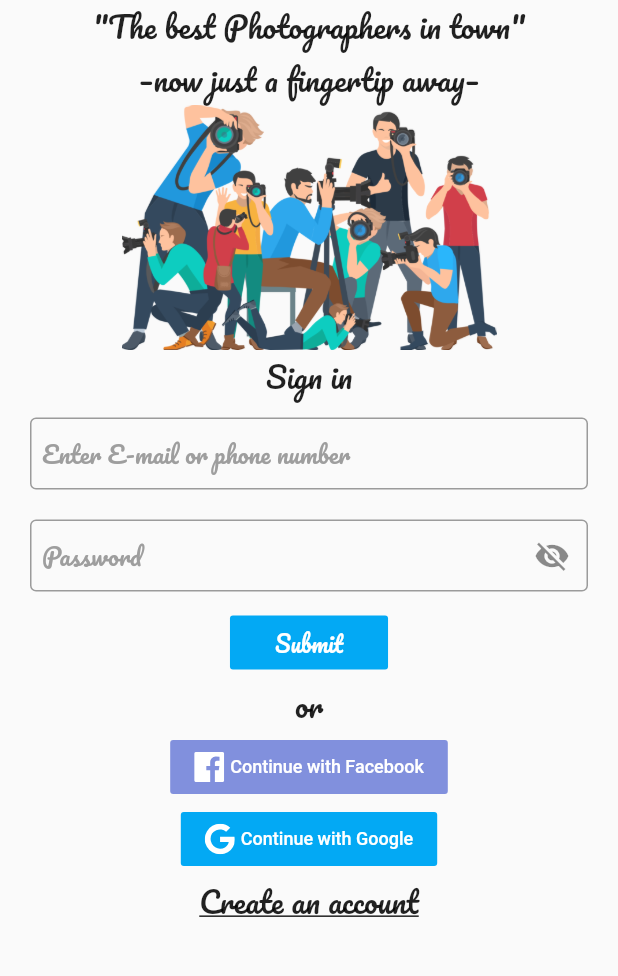
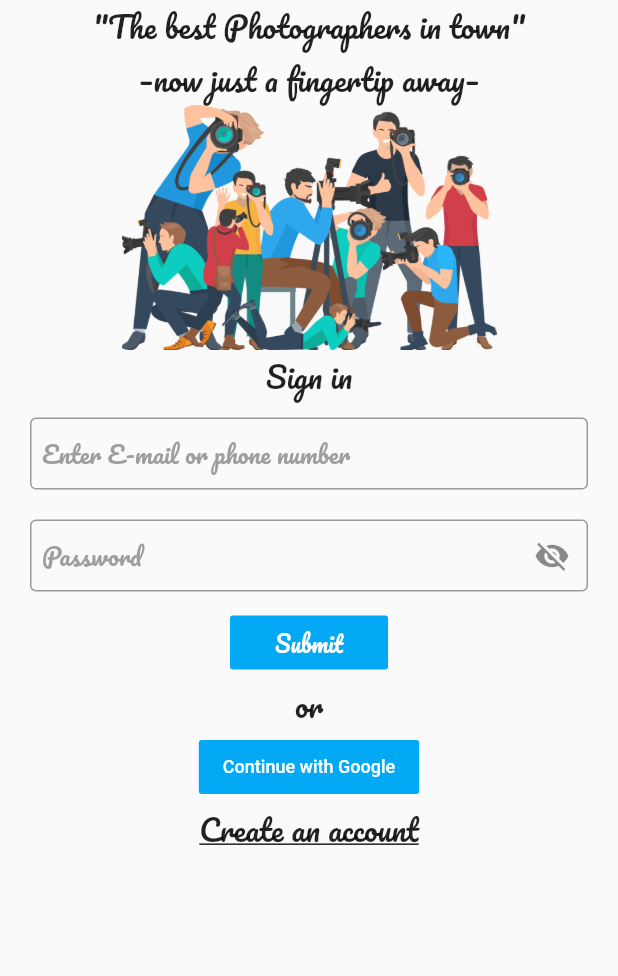
Before and after one commit to fzserver/kaptureone, a Flutter app: the screen it shows after launch, on a phone screen of 412 x 824 dp, the part 73-1049 px from its top. Run offline on Flutter 3.47's test engine with Material 2 defaults, Android fonts, the phone set to English and light mode, and no system bars; our stand-ins replace firebase_auth, google_sign_in; accounts and stored records are empty.

Commit message:
Errors fixed

```diff
--- a/lib/Screens/HomeScreen.dart
+++ b/lib/Screens/HomeScreen.dart
@@ -45,10 +45,8 @@ class _HomeScreenState extends State<HomeScreen> {
     return Scaffold(
       appBar: AppBar(
         backgroundColor: Colors.white,
-        // leading: Padding(
-        //   padding: const EdgeInsets.only(left: 2.0),
-        //   child: Image(image: AssetImage("assets/images/logo.png")),
-        // ),
+        title: Image(image: AssetImage("assets/images/logo.png"), fit: BoxFit.scaleDown, height: 32,),
+        // centerTitle: true,
         actions: <Widget>[
           // CustomAppbar(),
           // FlatButton(onPressed: _signOut, child: Text("Logout")),
--- a/lib/Screens/Login.dart
+++ b/lib/Screens/Login.dart
@@ -1,5 +1,4 @@
 import 'package:flutter/material.dart';
-import 'package:flutter_svg/flutter_svg.dart';
 import 'package:google_sign_in/google_sign_in.dart';
 import 'Signup.dart';
 import '../widget/auth.dart';
@@ -184,26 +183,26 @@ class _LoginState extends State<Login> {
   List<Widget> _loginbutton() => <Widget>[
         SafeArea(
             child: Column(children: <Widget>[
-          MaterialButton(
-            onPressed: (){},
-            color: Color(0xff8190dd),
-            elevation: 0,
-            textColor: Colors.white,
-            child: Row(
-              crossAxisAlignment: CrossAxisAlignment.center,
-              children: <Widget>[
-                Padding(
-                  padding: const EdgeInsets.only(right: 4.0),
-                  child: SvgPicture.asset("assets/images/facebook.svg",
-                      width: 20.0),
-                ),
-                Text(
-                  "Continue with Facebook",
-                  style: TextStyle(color: Colors.white, fontSize: 12),
-                ),
-              ],
-            ),
-          ),
+          // MaterialButton(
+          //   onPressed: (){},
+          //   color: Color(0xff8190dd),
+          //   elevation: 0,
+          //   textColor: Colors.white,
+          //   child: Row(
+          //     crossAxisAlignment: CrossAxisAlignment.center,
+          //     children: <Widget>[
+          //       Padding(
+          //         padding: const EdgeInsets.only(right: 4.0),
+          //         child: SvgPicture.asset("assets/images/facebook.svg",
+          //             width: 20.0),
+          //       ),
+          //       Text(
+          //         "Continue with Facebook",
+          //         style: TextStyle(color: Colors.white, fontSize: 12),
+          //       ),
+          //     ],
+          //   ),
+          // ),
           MaterialButton(
             onPressed: () => validateGoogleSignIn(),
             color: Color(0xff03a9f4),
@@ -212,11 +211,6 @@ class _LoginState extends State<Login> {
             child: Row(
               crossAxisAlignment: CrossAxisAlignment.center,
               children: <Widget>[
-                Padding(
-                  padding: const EdgeInsets.only(right: 4.0),
-                  child:
-                      SvgPicture.asset("assets/images/google.svg", width: 20.0),
-                ),
                 Text(
                   "Continue with Google",
                   style: TextStyle(color: Colors.white, fontSize: 12),
--- a/pubspec.yaml
+++ b/pubspec.yaml
@@ -9,7 +9,7 @@ dependencies:
   flutter:
     sdk: flutter
 
-  flutter_svg: ^0.13.0+1
+  flutter_svg:
   cupertino_icons: ^0.1.2
   firebase_auth: ^0.11.1
   google_sign_in: ^4.0.1+3
```
Also changed, not shown: 2 other files.
